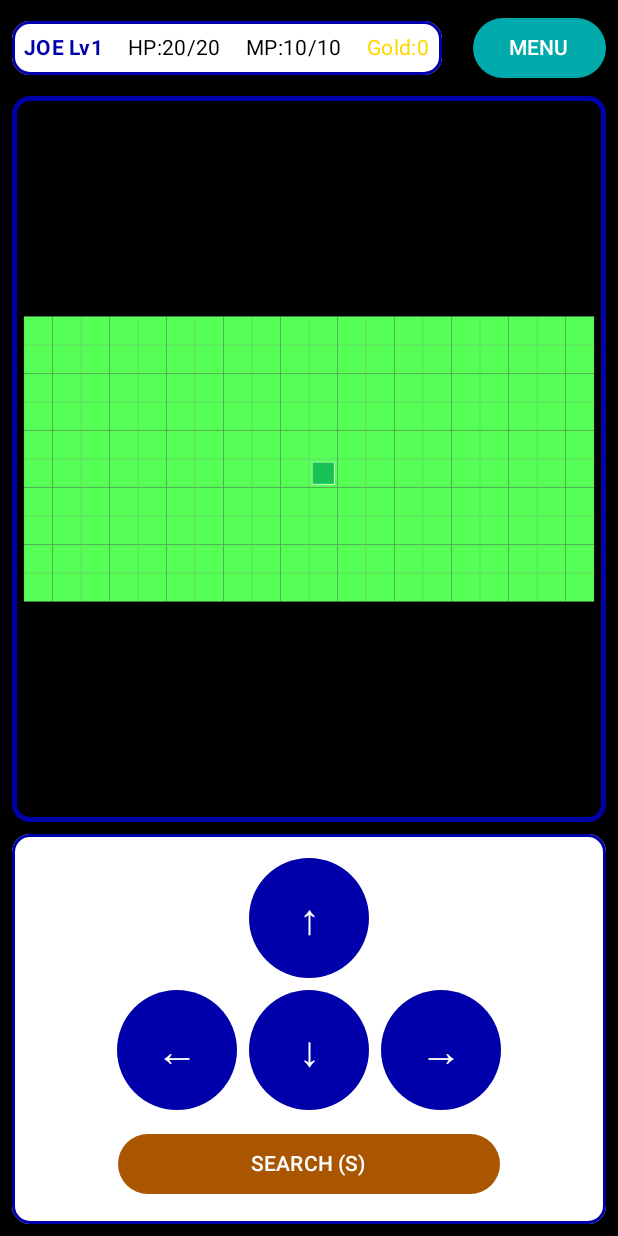
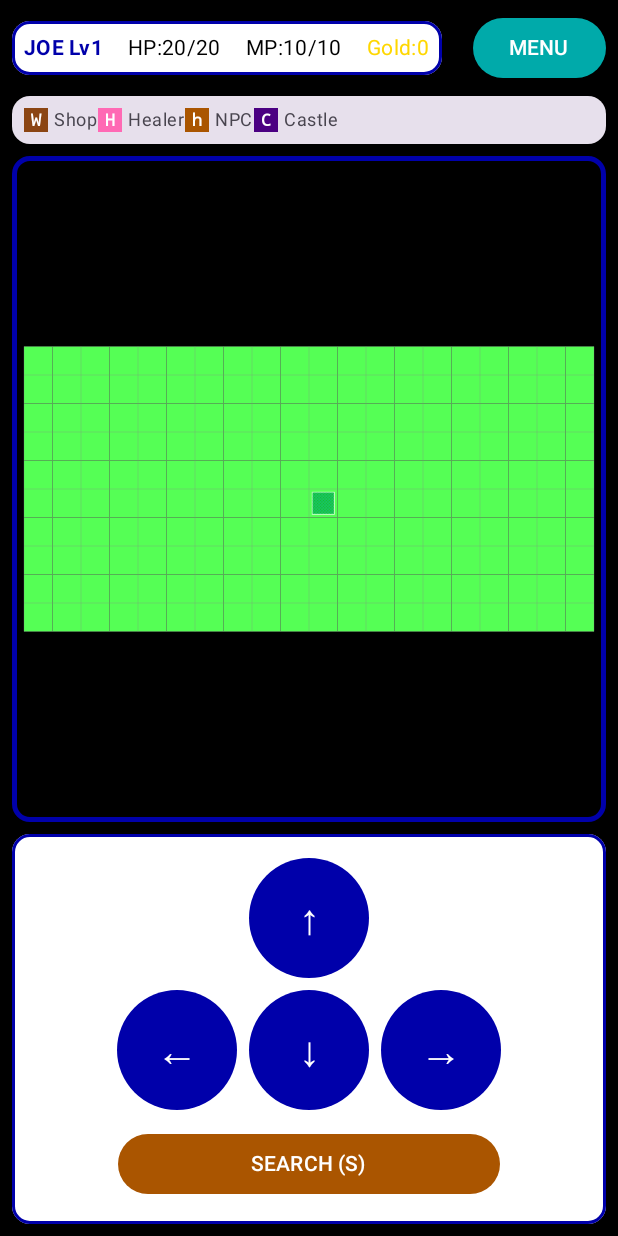
Before and after one commit to gmilette/The-Evil-Wrath-of-Zargon-App, an Android app built with Jetpack Compose: the screen it shows after launch (MainActivity), after a tap on "1. Start Exploration", on a phone screen of 412 x 824 dp. Run offline under Robolectric (Android 15) with nearby library versions, the phone set to English and light mode, and no system bars; our stand-ins replace Dagger/Hilt's generated code; 1 other tap on this screen came first.

Commit message:
Feature: Add visual map icons and legend for shops and buildings
Made special buildings easily discoverable on the map:

**TileType.kt**:
- Changed building colors to be distinct:
  * HUT ("h"): Brown (0xFFAA5500) - NPCs
  * WEAPON_SHOP ("W"): Saddle Brown (0xFF8B4513) - Shop
  * HEALER ("H"): Hot Pink (0xFFFF69B4) - Healer
  * CASTLE ("C"): Indigo (0xFF4B0082) - Castle
- Previously all buildings were the same brown color

**MapScreen.kt**:
- Added white text labels on special tiles:
  * "W" on weapon shops
  * "H" on healers
  * "h" on NPC huts
  * "C" on castles
- Labels only show when tiles are large enough (> 20px)
- Bold white text centered on tiles
- Added map legend showing all building types:
  * Color-coded boxes with symbols
  * Labels explaining each symbol
  * Displayed above map for easy reference

**User Experience**:
- Players can now easily spot the weapon shop on the map
- Each building type is visually distinct
- Legend helps new players understand map symbols
- No need to walk around randomly to find shops

Shops and other buildings are now clearly marked on all maps!

```diff
--- a/app/app/src/main/java/com/greenopal/zargon/domain/map/TileType.kt
+++ b/app/app/src/main/java/com/greenopal/zargon/domain/map/TileType.kt
@@ -31,10 +31,10 @@ enum class TileType(
 
     // Special
     GRAVE("G", Color(0xFF555555), isWalkable = false),
-    HUT("h", Color(0xFFAA5500), isWalkable = true, encounterRate = 0f),
-    WEAPON_SHOP("W", Color(0xFFAA5500), isWalkable = true, encounterRate = 0f),
-    HEALER("H", Color(0xFFAA5500), isWalkable = true, encounterRate = 0f),
-    CASTLE("C", Color(0xFFAAAAAA), isWalkable = true, encounterRate = 0f);
+    HUT("h", Color(0xFFAA5500), isWalkable = true, encounterRate = 0f),  // Brown - NPCs
+    WEAPON_SHOP("W", Color(0xFF8B4513), isWalkable = true, encounterRate = 0f),  // Saddle Brown - Shop
+    HEALER("H", Color(0xFFFF69B4), isWalkable = true, encounterRate = 0f),  // Hot Pink - Healer
+    CASTLE("C", Color(0xFF4B0082), isWalkable = true, encounterRate = 0f);  // Indigo - Castle
 
     companion object {
         fun fromCode(code: String): TileType {
--- a/app/app/src/main/java/com/greenopal/zargon/ui/screens/MapScreen.kt
+++ b/app/app/src/main/java/com/greenopal/zargon/ui/screens/MapScreen.kt
@@ -37,6 +37,9 @@ import androidx.compose.ui.geometry.Offset
 import androidx.compose.ui.geometry.Size
 import androidx.compose.ui.graphics.Color
 import androidx.compose.ui.graphics.drawscope.DrawScope
+import androidx.compose.ui.graphics.drawscope.drawIntoCanvas
+import androidx.compose.ui.graphics.nativeCanvas
+import androidx.compose.ui.graphics.toArgb
 import androidx.compose.ui.res.painterResource
 import androidx.compose.ui.text.font.FontWeight
 import androidx.compose.ui.text.style.TextAlign
@@ -46,6 +49,7 @@ import com.greenopal.zargon.data.models.GameState
 import com.greenopal.zargon.data.models.Item
 import com.greenopal.zargon.domain.graphics.Sprite
 import com.greenopal.zargon.domain.map.GameMap
+import com.greenopal.zargon.domain.map.TileType
 import com.greenopal.zargon.ui.viewmodels.MapViewModel
 import com.greenopal.zargon.ui.viewmodels.TileInteraction
 
@@ -102,6 +106,24 @@ fun MapScreen(
                     onOpenMenu = onOpenMenu,
                     modifier = Modifier.fillMaxWidth()
                 )
+
+                // Map legend
+                Card(
+                    colors = CardDefaults.cardColors(
+                        containerColor = MaterialTheme.colorScheme.surfaceVariant
+                    ),
+                    modifier = Modifier.fillMaxWidth()
+                ) {
+                    Row(
+                        modifier = Modifier.padding(8.dp),
+                        horizontalArrangement = Arrangement.SpaceEvenly
+                    ) {
+                        LegendItem("W", "Shop", Color(0xFF8B4513))
+                        LegendItem("H", "Healer", Color(0xFFFF69B4))
+                        LegendItem("h", "NPC", Color(0xFFAA5500))
+                        LegendItem("C", "Castle", Color(0xFF4B0082))
+                    }
+                }
 
                 // Map display
                 MapView(
@@ -279,6 +301,32 @@ private fun MapView(
                                 ),
                                 size = Size(tileSize, tileSize)
                             )
+
+                            // Draw labels for special tiles
+                            val label = when (tile) {
+                                TileType.WEAPON_SHOP -> "W"
+                                TileType.HEALER -> "H"
+                                TileType.HUT -> "h"
+                                TileType.CASTLE -> "C"
+                                else -> null
+                            }
+
+                            if (label != null && tileSize > 20f) {
+                                drawIntoCanvas { canvas ->
+                                    val paint = android.graphics.Paint().apply {
+                                        color = Color.White.toArgb()
+                                        textSize = (tileSize * 0.7f).coerceAtMost(24f)
+                                        textAlign = android.graphics.Paint.Align.CENTER
+                                        isFakeBoldText = true
+                                    }
+                                    canvas.nativeCanvas.drawText(
+                                        label,
+                                        offsetX + x * tileSize + tileSize / 2,
+                                        offsetY + y * tileSize + tileSize / 2 + paint.textSize / 3,
+                                        paint
+                                    )
+                                }
+                            }
                         }
                     }
                 }
@@ -512,6 +560,39 @@ private fun ItemFoundDialog(
     )
 }
 
+@Composable
+private fun LegendItem(
+    symbol: String,
+    label: String,
+    color: Color,
+    modifier: Modifier = Modifier
+) {
+    Row(
+        horizontalArrangement = Arrangement.spacedBy(4.dp),
+        verticalAlignment = Alignment.CenterVertically,
+        modifier = modifier
+    ) {
+        Box(
+            modifier = Modifier
+                .size(16.dp)
+                .background(color),
+            contentAlignment = Alignment.Center
+        ) {
+            Text(
+                text = symbol,
+                style = MaterialTheme.typography.labelSmall,
+                color = Color.White,
+                fontWeight = FontWeight.Bold
+            )
+        }
+        Text(
+            text = label,
+            style = MaterialTheme.typography.bodySmall,
+            color = MaterialTheme.colorScheme.onSurfaceVariant
+        )
+    }
+}
+
 enum class Direction {
     UP, DOWN, LEFT, RIGHT
 }
```
